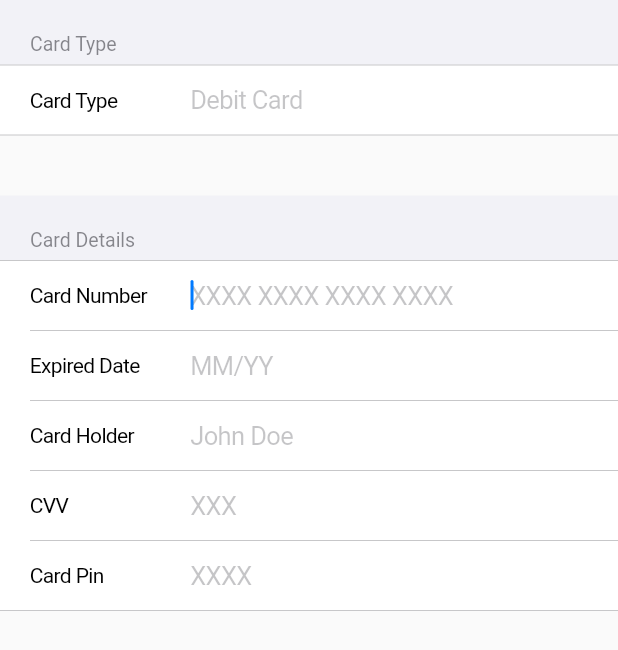
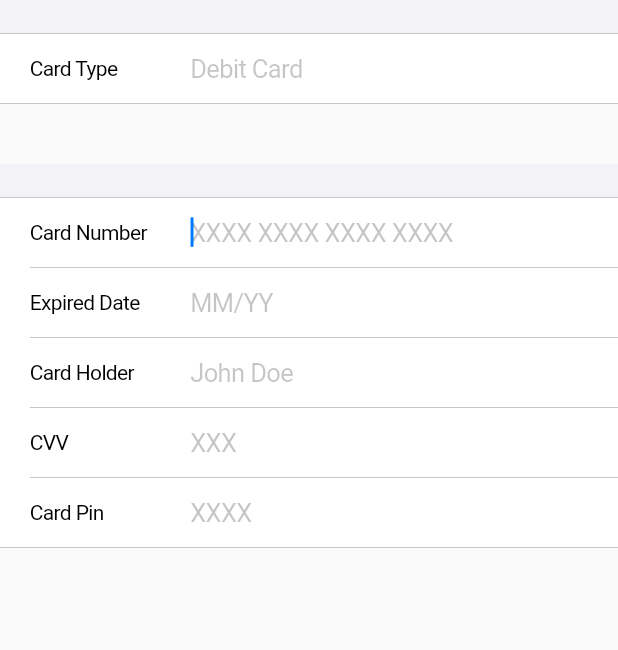
Before and after one commit to sharathpc/cardbox, a Flutter app: the CreditCardForm widget shown alone on an empty page, opened directly with empty values, on a phone screen of 412 x 824 dp. Shown: the top 650 px of the screen. Run offline on Flutter 3.47's test engine with Material 2 defaults, Android fonts, the light colour scheme and no system bars; our stand-ins replace local_auth, modal_bottom_sheet, sqflite; accounts and stored records are empty; generated files the repository leaves out were written again; statements that could not run were skipped.

Commit message:
Unwanted theme code removed

```diff
--- a/lib/src/card_widget/credit_card_form.dart
+++ b/lib/src/card_widget/credit_card_form.dart
@@ -1,5 +1,3 @@
-import 'dart:ui';
-
 import 'package:flutter/cupertino.dart';
 import 'package:flutter/material.dart';
 import 'package:flutter/widgets.dart';
@@ -19,12 +17,6 @@ class CreditCardForm extends StatefulWidget {
     this.cardPin,
     this.obscureData = false,
     required this.onCreditCardModelChange,
-    required this.themeColor,
-    this.textColor = Colors.black,
-    this.cursorColor,
-    this.cvvValidationMessage = 'Please input a valid CVV',
-    this.dateValidationMessage = 'Please input a valid date',
-    this.numberValidationMessage = 'Please input a valid number',
   }) : super(key: key);
 
   final int cardTypeCodeId;
@@ -33,13 +25,7 @@ class CreditCardForm extends StatefulWidget {
   final String? cardHolderName;
   final int? cvvCode;
   final int? cardPin;
-  final String cvvValidationMessage;
-  final String dateValidationMessage;
-  final String numberValidationMessage;
   final void Function(CreditCardModel) onCreditCardModelChange;
-  final Color themeColor;
-  final Color textColor;
-  final Color? cursorColor;
   final bool obscureData;
   final GlobalKey<FormState> formKey;
 
@@ -56,7 +42,10 @@ class _CreditCardFormState extends State<CreditCardForm> {
   late int? cvvCode;
   late int? cardPin;
   bool isBackFocused = false;
-  late Color themeColor;
+
+  final String cvvValidationMessage = 'Please input a valid CVV';
+  final String dateValidationMessage = 'Please input a valid date';
+  final String numberValidationMessage = 'Please input a valid number';
 
   late void Function(CreditCardModel) onCreditCardModelChange;
   late CreditCardModel creditCardModel;
@@ -179,19 +168,12 @@ class _CreditCardFormState extends State<CreditCardForm> {
   }
 
   @override
-  void didChangeDependencies() {
-    themeColor = widget.themeColor;
-    super.didChangeDependencies();
-  }
-
-  @override
   Widget build(BuildContext context) {
     return Form(
       key: widget.formKey,
       child: Column(
         children: [
           CupertinoFormSection(
-            header: const Text('Card Type'),
             children: [
               CupertinoFormRow(
                 padding: EdgeInsets.zero,
@@ -218,7 +200,6 @@ class _CreditCardFormState extends State<CreditCardForm> {
             height: 40.0,
           ),
           CupertinoFormSection(
-            header: const Text('Card Details'),
             children: [
               CupertinoFormRow(
                 padding: EdgeInsets.zero,
@@ -244,7 +225,7 @@ class _CreditCardFormState extends State<CreditCardForm> {
                   validator: (String? value) {
                     // Validate less that 13 digits +3 white spaces
                     if (value!.isEmpty || value.length < 16) {
-                      return widget.numberValidationMessage;
+                      return numberValidationMessage;
                     }
                     return null;
                   },
@@ -273,7 +254,7 @@ class _CreditCardFormState extends State<CreditCardForm> {
                   ],
                   validator: (String? value) {
                     if (value!.isEmpty) {
-                      return widget.dateValidationMessage;
+                      return dateValidationMessage;
                     }
                     final DateTime now = DateTime.now();
                     final List<String> date = value.split(RegExp(r'/'));
@@ -282,7 +263,7 @@ class _CreditCardFormState extends State<CreditCardForm> {
                     final DateTime cardDate = DateTime(year, month);
 
                     if (cardDate.isBefore(now) || month > 12 || month == 0) {
-                      return widget.dateValidationMessage;
+                      return dateValidationMessage;
                     }
                     return null;
                   },
@@ -333,7 +314,7 @@ class _CreditCardFormState extends State<CreditCardForm> {
                   ],
                   validator: (String? value) {
                     if (value!.isEmpty || value.length < 3) {
-                      return widget.cvvValidationMessage;
+                      return cvvValidationMessage;
                     }
                     return null;
                   },
@@ -361,7 +342,7 @@ class _CreditCardFormState extends State<CreditCardForm> {
                   textInputAction: TextInputAction.done,
                   validator: (String? value) {
                     if (value!.isEmpty || value.length < 4) {
-                      return widget.numberValidationMessage;
+                      return numberValidationMessage;
                     }
                     return null;
                   },
```
Also changed, not shown: lib/src/manage_card/manage_card_view.dart (+4 -3 lines).
